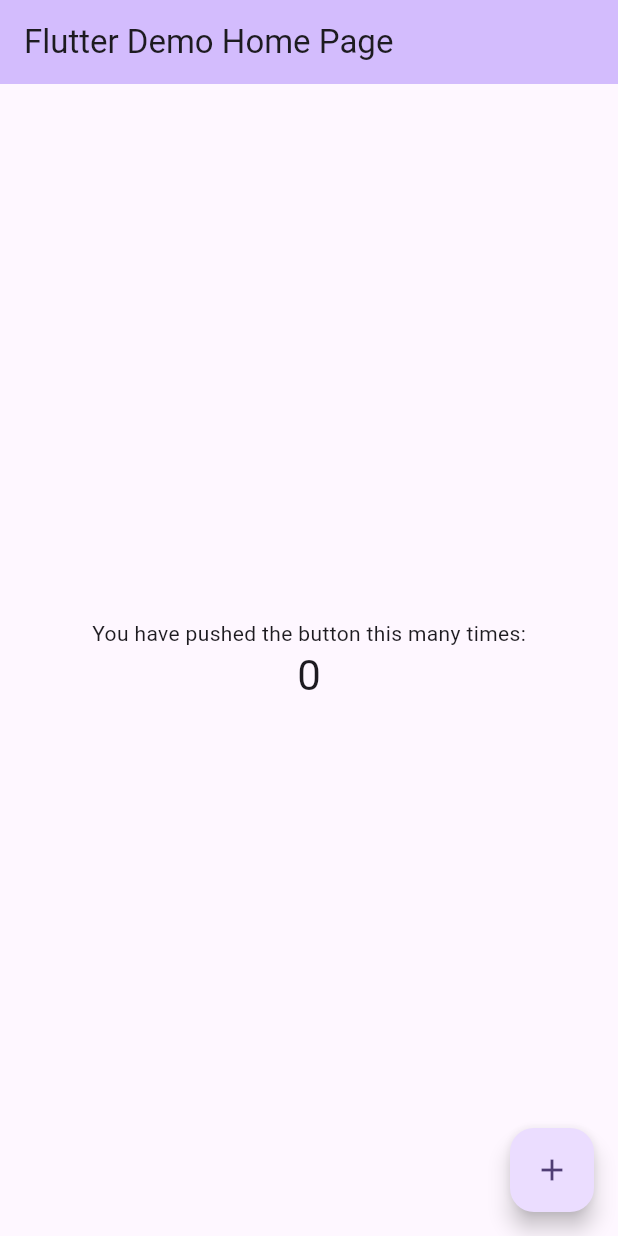
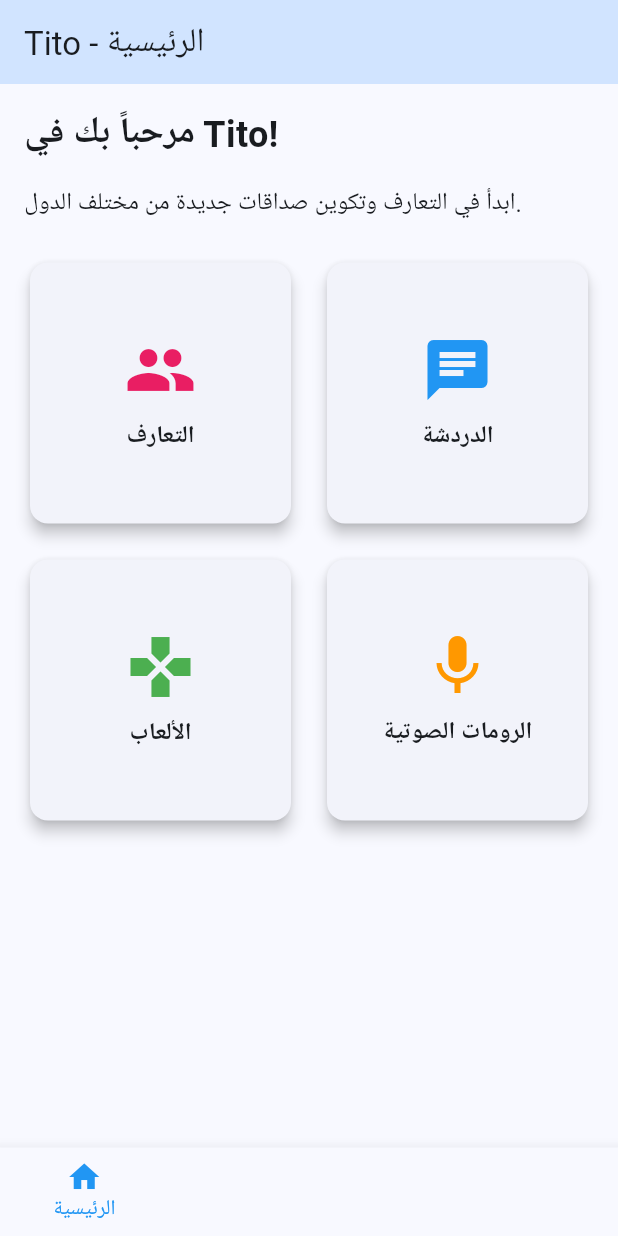
Before and after one commit to could-ai/019a4a1d-9048-7065-837f-09df3c62b43a, a Flutter app: the screen it shows after launch, on a phone screen of 412 x 824 dp. Run offline on Flutter 3.47's test engine with Material 3 defaults, Android fonts, the phone set to English and light mode, and no system bars.

Commit message:
تم تحديث اسم التطبيق إلى tito_app والوصف ليعكس وصف التطبيق المقدم، مع الحفاظ على الهيكل الأساسي للملف. هذا يضمن أن التطبيق يحمل الاسم الصحيح والوصف المناسب للمتجر.; تم استبدال الكود القديم بالكامل بهيكل جديد يدعم التطبيق. تم إضافة شاشة رئيسية مع قائمة سفلية للتنقل بين الشاشات الرئيسية: الرئيسية، الدردشة، الألعاب، الرومات الصوتية، والملف الشخصي. تم تحديث اسم التطبيق واستخدام Material 3 للواجهة الحديثة. تم إضافة الاستيراد للشاشات الجديدة التي سيتم إنشاؤها.; تم إنشاء شاشة الرئيسية الجديدة التي تعرض بطاقات تفاعلية للمميزات الرئيسية: التعارف، الدردشة، الألعاب، والرومات الصوتية. تحتوي على ترحيب بالمستخدم وشرح مختصر، مع شبكة من البطاقات التي تسمح بالتنقل إلى الشاشات الأخرى.; تم إنشاء شاشة الدردشة الأساسية كعنصر نائب مؤقت، مع خطة لإضافة قائمة بالمحادثات الخاصة والجماعية في المستقبل.; تم إنشاء شاشة الألعاب الأساسية كعنصر نائب، مع خطة لإضافة ألعاب تفاعلية تزيد من التفاعل بين المستخدمين.; تم إنشاء شاشة الرومات الصوتية الأساسية كعنصر نائب، مع خطة لإضافة رومات بث صوتي مفتوحة وخاصة وإمكانية إنشاء روم خاص.; تم إنشاء شاشة الملف الشخصي الأساسية كعنصر نائب، مع خطة لإضافة معلومات المستخدم وإعدادات الحساب.

```diff
--- a/usr/lib/main.dart
+++ b/usr/lib/main.dart
@@ -1,4 +1,9 @@
 import 'package:flutter/material.dart';
+import 'screens/home_screen.dart';
+import 'screens/chat_screen.dart';
+import 'screens/games_screen.dart';
+import 'screens/voice_rooms_screen.dart';
+import 'screens/profile_screen.dart';
 
 void main() {
   runApp(const MyApp());
@@ -7,114 +12,82 @@ void main() {
 class MyApp extends StatelessWidget {
   const MyApp({super.key});
 
-  // This widget is the root of your application.
   @override
   Widget build(BuildContext context) {
     return MaterialApp(
-      title: 'Flutter Demo',
+      title: 'Tito - تطبيق التواصل الاجتماعي',
       debugShowCheckedModeBanner: false,
       theme: ThemeData(
-        // This is the theme of your application.
-        //
-        // TRY THIS: Try running your application with "flutter run". You'll see
-        // the application has a purple toolbar. Then, without quitting the app,
-        // try changing the seedColor in the colorScheme below to Colors.green
-        // and then invoke "hot reload" (save your changes or press the "hot
-        // reload" button in a Flutter-supported IDE, or press "r" if you used
-        // the command line to start the app).
-        //
-        // Notice that the counter didn't reset back to zero; the application
-        // state is not lost during the reload. To reset the state, use hot
-        // restart instead.
-        //
-        // This works for code too, not just values: Most code changes can be
-        // tested with just a hot reload.
-        colorScheme: ColorScheme.fromSeed(seedColor: Colors.deepPurple),
+        colorScheme: ColorScheme.fromSeed(seedColor: Colors.blue),
+        useMaterial3: true,
       ),
-      home: const MyHomePage(title: 'Flutter Demo Home Page'),
+      home: const MainScreen(),
+      routes: {
+        '/home': (context) => const HomeScreen(),
+        '/chat': (context) => const ChatScreen(),
+        '/games': (context) => const GamesScreen(),
+        '/voice': (context) => const VoiceRoomsScreen(),
+        '/profile': (context) => const ProfileScreen(),
+      },
     );
   }
 }
 
-class MyHomePage extends StatefulWidget {
-  const MyHomePage({super.key, required this.title});
-
-  // This widget is the home page of your application. It is stateful, meaning
-  // that it has a State object (defined below) that contains fields that affect
-  // how it looks.
-
-  // This class is the configuration for the state. It holds the values (in this
-  // case the title) provided by the parent (in this case the App widget) and
-  // used by the build method of the State. Fields in a Widget subclass are
-  // always marked "final".
-
-  final String title;
+class MainScreen extends StatefulWidget {
+  const MainScreen({super.key});
 
   @override
-  State<MyHomePage> createState() => _MyHomePageState();
+  State<MainScreen> createState() => _MainScreenState();
 }
 
-class _MyHomePageState extends State<MyHomePage> {
-  int _counter = 0;
+class _MainScreenState extends State<MainScreen> {
+  int _selectedIndex = 0;
 
-  void _incrementCounter() {
+  static const List<Widget> _widgetOptions = <Widget>[
+    HomeScreen(),
+    ChatScreen(),
+    GamesScreen(),
+    VoiceRoomsScreen(),
+    ProfileScreen(),
+  ];
+
+  void _onItemTapped(int index) {
     setState(() {
-      // This call to setState tells the Flutter framework that something has
-      // changed in this State, which causes it to rerun the build method below
-      // so that the display can reflect the updated values. If we changed
-      // _counter without calling setState(), then the build method would not be
-      // called again, and so nothing would appear to happen.
-      _counter++;
+      _selectedIndex = index;
     });
   }
 
   @override
   Widget build(BuildContext context) {
-    // This method is rerun every time setState is called, for instance as done
-    // by the _incrementCounter method above.
-    //
-    // The Flutter framework has been optimized to make rerunning build methods
-    // fast, so that you can just rebuild anything that needs updating rather
-    // than having to individually change instances of widgets.
     return Scaffold(
-      appBar: AppBar(
-        // TRY THIS: Try changing the color here to a specific color (to
-        // Colors.amber, perhaps?) and trigger a hot reload to see the AppBar
-        // change color while the other colors stay the same.
-        backgroundColor: Theme.of(context).colorScheme.inversePrimary,
-        // Here we take the value from the MyHomePage object that was created by
-        // the App.build method, and use it to set our appbar title.
-        title: Text(widget.title),
+      body: _widgetOptions.elementAt(_selectedIndex),
+      bottomNavigationBar: BottomNavigationBar(
+        items: const <BottomNavigationBarItem>[
+          BottomNavigationBarItem(
+            icon: Icon(Icons.home),
+            label: 'الرئيسية',
+          ),
+          BottomNavigationBarItem(
+            icon: Icon(Icons.chat),
+            label: 'الدردشة',
+          ),
+          BottomNavigationBarItem(
+            icon: Icon(Icons.games),
+            label: 'الألعاب',
+          ),
+          BottomNavigationBarItem(
+            icon: Icon(Icons.mic),
+            label: 'الرومات الصوتية',
+          ),
+          BottomNavigationBarItem(
+            icon: Icon(Icons.person),
+            label: 'الملف الشخصي',
+          ),
+        ],
+        currentIndex: _selectedIndex,
+        selectedItemColor: Colors.blue,
+        onTap: _onItemTapped,
       ),
-      body: Center(
-        // Center is a layout widget. It takes a single child and positions it
-        // in the middle of the parent.
-        child: Column(
-          // Column is also a layout widget. It takes a list of children and
-          // arranges them vertically. By default, it sizes itself to fit its
-          // children horizontally, and tries to be as tall as its parent.
-          //
-          // Column has various properties to control how it sizes itself and
-          // how it positions its children. Here we use mainAxisAlignment to
-          // center the children vertically; the main axis here is the vertical
-          // axis because Columns are vertical (the cross axis would be
-          // horizontal).
-          //
-          // TRY THIS: Invoke "debug painting" (choose the "Toggle Debug Paint"
-          // action in the IDE, or press "p" in the console), to see the
-          // wireframe for each widget.
-          mainAxisAlignment: MainAxisAlignment.center,
-          children: <Widget>[
-            const Text('You have pushed the button this many times:'),
-            Text('$_counter', style: Theme.of(context).textTheme.headlineMedium),
-          ],
-        ),
-      ),
-      floatingActionButton: FloatingActionButton(
-        onPressed: _incrementCounter,
-        tooltip: 'Increment',
-        child: const Icon(Icons.add),
-      ), // This trailing comma makes auto-formatting nicer for build methods.
     );
   }
 }
--- /dev/null
+++ b/usr/lib/screens/chat_screen.dart
@@ -0,0 +1,18 @@
+import 'package:flutter/material.dart';
+
+class ChatScreen extends StatelessWidget {
+  const ChatScreen({super.key});
+
+  @override
+  Widget build(BuildContext context) {
+    return Scaffold(
+      appBar: AppBar(
+        title: const Text('الدردشة'),
+        backgroundColor: Theme.of(context).colorScheme.primaryContainer,
+      ),
+      body: const Center(
+        child: Text('شاشة الدردشة - قيد التطوير'),
+      ),
+    );
+  }
+}
--- /dev/null
+++ b/usr/lib/screens/games_screen.dart
@@ -0,0 +1,18 @@
+import 'package:flutter/material.dart';
+
+class GamesScreen extends StatelessWidget {
+  const GamesScreen({super.key});
+
+  @override
+  Widget build(BuildContext context) {
+    return Scaffold(
+      appBar: AppBar(
+        title: const Text('الألعاب'),
+        backgroundColor: Theme.of(context).colorScheme.primaryContainer,
+      ),
+      body: const Center(
+        child: Text('شاشة الألعاب - قيد التطوير'),
+      ),
+    );
+  }
+}
--- /dev/null
+++ b/usr/lib/screens/home_screen.dart
@@ -0,0 +1,100 @@
+import 'package:flutter/material.dart';
+
+class HomeScreen extends StatelessWidget {
+  const HomeScreen({super.key});
+
+  @override
+  Widget build(BuildContext context) {
+    return Scaffold(
+      appBar: AppBar(
+        title: const Text('Tito - الرئيسية'),
+        backgroundColor: Theme.of(context).colorScheme.primaryContainer,
+      ),
+      body: Padding(
+        padding: const EdgeInsets.all(16.0),
+        child: Column(
+          crossAxisAlignment: CrossAxisAlignment.start,
+          children: [
+            const Text(
+              'مرحباً بك في Tito!',
+              style: TextStyle(fontSize: 24, fontWeight: FontWeight.bold),
+            ),
+            const SizedBox(height: 16),
+            const Text(
+              'ابدأ في التعارف وتكوين صداقات جديدة من مختلف الدول.',
+              style: TextStyle(fontSize: 16),
+            ),
+            const SizedBox(height: 24),
+            Expanded(
+              child: GridView.count(
+                crossAxisCount: 2,
+                crossAxisSpacing: 16,
+                mainAxisSpacing: 16,
+                children: [
+                  _buildFeatureCard(
+                    context,
+                    'التعارف',
+                    Icons.people,
+                    Colors.pink,
+                    () {
+                      // Navigate to dating screen
+                    },
+                  ),
+                  _buildFeatureCard(
+                    context,
+                    'الدردشة',
+                    Icons.chat,
+                    Colors.blue,
+                    () {
+                      Navigator.pushNamed(context, '/chat');
+                    },
+                  ),
+                  _buildFeatureCard(
+                    context,
+                    'الألعاب',
+                    Icons.games,
+                    Colors.green,
+                    () {
+                      Navigator.pushNamed(context, '/games');
+                    },
+                  ),
+                  _buildFeatureCard(
+                    context,
+                    'الرومات الصوتية',
+                    Icons.mic,
+                    Colors.orange,
+                    () {
+                      Navigator.pushNamed(context, '/voice');
+                    },
+                  ),
+                ],
+              ),
+            ),
+          ],
+        ),
+      ),
+    );
+  }
+
+  Widget _buildFeatureCard(BuildContext context, String title, IconData icon,
+      Color color, VoidCallback onTap) {
+    return Card(
+      elevation: 4,
+      child: InkWell(
+        onTap: onTap,
+        borderRadius: BorderRadius.circular(12),
+        child: Padding(
+          padding: const EdgeInsets.all(16.0),
+          child: Column(
+            mainAxisAlignment: MainAxisAlignment.center,
+            children: [
+              Icon(icon, size: 48, color: color),
+              const SizedBox(height: 8),
+              Text(title, style: const TextStyle(fontSize: 16, fontWeight: FontWeight.bold)),
+            ],
+          ),
+        ),
+      ),
+    );
+  }
+}
--- /dev/null
+++ b/usr/lib/screens/profile_screen.dart
@@ -0,0 +1,18 @@
+import 'package:flutter/material.dart';
+
+class ProfileScreen extends StatelessWidget {
+  const ProfileScreen({super.key});
+
+  @override
+  Widget build(BuildContext context) {
+    return Scaffold(
+      appBar: AppBar(
+        title: const Text('الملف الشخصي'),
+        backgroundColor: Theme.of(context).colorScheme.primaryContainer,
+      ),
+      body: const Center(
+        child: Text('شاشة الملف الشخصي - قيد التطوير'),
+      ),
+    );
+  }
+}
--- /dev/null
+++ b/usr/lib/screens/voice_rooms_screen.dart
@@ -0,0 +1,18 @@
+import 'package:flutter/material.dart';
+
+class VoiceRoomsScreen extends StatelessWidget {
+  const VoiceRoomsScreen({super.key});
+
+  @override
+  Widget build(BuildContext context) {
+    return Scaffold(
+      appBar: AppBar(
+        title: const Text('الرومات الصوتية'),
+        backgroundColor: Theme.of(context).colorScheme.primaryContainer,
+      ),
+      body: const Center(
+        child: Text('شاشة الرومات الصوتية - قيد التطوير'),
+      ),
+    );
+  }
+}
--- a/usr/pubspec.yaml
+++ b/usr/pubspec.yaml
@@ -1,5 +1,5 @@
-name: couldai_user_app
-description: "A new Flutter project."
+name: tito_app
+description: "تطبيق تواصل اجتماعي متكامل يجمع بين التعارف والدردشة والألعاب ورومات البث الصوتي في مكان واحد. يتيح إنشاء صداقات جديدة، دردشة خاصة وجماعية، ألعاب تفاعلية، ورمات بث صوتي مفتوحة وخاصة."
 # The following line prevents the package from being accidentally published to
 # pub.dev using `flutter pub publish`. This is preferred for private packages.
 publish_to: 'none' # Remove this line if you wish to publish to pub.dev
```
